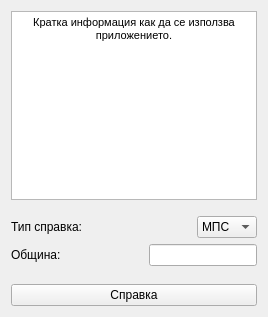
Old version of the form Apollo/apollo.ui in the repository DiMasta/Apollo.
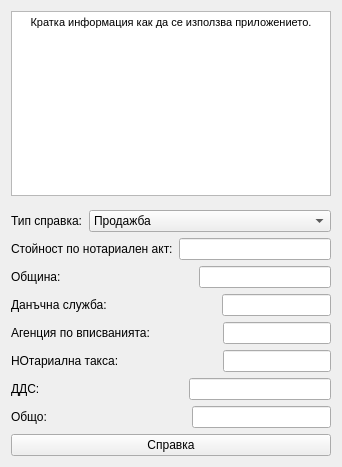
New version of the form.

Patch:
```diff
--- a/Apollo/apollo.ui
+++ b/Apollo/apollo.ui
@@ -7,14 +7,14 @@
     <x>0</x>
     <y>0</y>
     <width>268</width>
-    <height>317</height>
+    <height>467</height>
    </rect>
   </property>
   <property name="windowTitle">
    <string>Apollo</string>
   </property>
   <widget class="QWidget" name="centralWidget">
-   <layout class="QVBoxLayout" name="verticalLayout">
+   <layout class="QVBoxLayout" name="verticalLayout_2">
     <item>
      <widget class="QTextBrowser" name="info_text_box">
       <property name="html">
@@ -63,20 +63,66 @@
       </item>
       <item>
        <widget class="QComboBox" name="check_type">
+        <item>
+         <property name="text">
+          <string>Продажба</string>
+         </property>
+        </item>
+        <item>
+         <property name="text">
+          <string>Заличаване на ипотека</string>
+         </property>
+        </item>
+        <item>
+         <property name="text">
+          <string>Законна ипотека</string>
+         </property>
+        </item>
+        <item>
+         <property name="text">
+          <string>Договорна ипотека</string>
+         </property>
+        </item>
+        <item>
+         <property name="text">
+          <string>Дарения роднини - съребрена линия</string>
+         </property>
+        </item>
+        <item>
+         <property name="text">
+          <string>Дарения роднини - правна линия</string>
+         </property>
+        </item>
+        <item>
+         <property name="text">
+          <string>Дарения несвързани лица</string>
+         </property>
+        </item>
         <item>
          <property name="text">
           <string>МПС</string>
          </property>
         </item>
+       </widget>
+      </item>
+     </layout>
+    </item>
         <item>
+     <layout class="QHBoxLayout" name="horizontalLayout_4">
+      <item>
+       <widget class="QLabel" name="label">
          <property name="text">
-          <string>Имот</string>
-         </property>
-        </item>
+         <string>Стойност по нотариален акт:</string>
+        </property>
        </widget>
       </item>
+      <item>
+       <widget class="QLineEdit" name="lineEdit"/>
+      </item>
      </layout>
     </item>
+    <item>
+     <layout class="QVBoxLayout" name="verticalLayout">
     <item>
      <layout class="QHBoxLayout" name="horizontalLayout_2">
       <item>
@@ -105,17 +151,141 @@
      </layout>
     </item>
     <item>
-     <spacer name="verticalSpacer">
+       <layout class="QHBoxLayout" name="horizontalLayout_5">
+        <item>
+         <widget class="QLabel" name="label_2">
+          <property name="text">
+           <string>Данъчна служба:</string>
+          </property>
+         </widget>
+        </item>
+        <item>
+         <spacer name="horizontalSpacer_4">
       <property name="orientation">
-       <enum>Qt::Vertical</enum>
+           <enum>Qt::Horizontal</enum>
       </property>
       <property name="sizeHint" stdset="0">
        <size>
-        <width>20</width>
-        <height>15</height>
+            <width>40</width>
+            <height>20</height>
        </size>
       </property>
      </spacer>
+        </item>
+        <item>
+         <widget class="QLineEdit" name="lineEdit_2"/>
+        </item>
+       </layout>
+      </item>
+      <item>
+       <layout class="QHBoxLayout" name="horizontalLayout_6">
+        <item>
+         <widget class="QLabel" name="label_3">
+          <property name="text">
+           <string>Агенция по вписванията: </string>
+          </property>
+         </widget>
+        </item>
+        <item>
+         <spacer name="horizontalSpacer_5">
+          <property name="orientation">
+           <enum>Qt::Horizontal</enum>
+          </property>
+          <property name="sizeHint" stdset="0">
+           <size>
+            <width>40</width>
+            <height>20</height>
+           </size>
+          </property>
+         </spacer>
+        </item>
+        <item>
+         <widget class="QLineEdit" name="lineEdit_3"/>
+        </item>
+       </layout>
+      </item>
+      <item>
+       <layout class="QHBoxLayout" name="horizontalLayout_7">
+        <item>
+         <widget class="QLabel" name="label_4">
+          <property name="text">
+           <string>НОтариална такса: </string>
+          </property>
+         </widget>
+        </item>
+        <item>
+         <spacer name="horizontalSpacer_6">
+          <property name="orientation">
+           <enum>Qt::Horizontal</enum>
+          </property>
+          <property name="sizeHint" stdset="0">
+           <size>
+            <width>40</width>
+            <height>20</height>
+           </size>
+          </property>
+         </spacer>
+        </item>
+        <item>
+         <widget class="QLineEdit" name="lineEdit_4"/>
+        </item>
+       </layout>
+      </item>
+      <item>
+       <layout class="QHBoxLayout" name="horizontalLayout_8">
+        <item>
+         <widget class="QLabel" name="label_5">
+          <property name="text">
+           <string>ДДС:</string>
+          </property>
+         </widget>
+        </item>
+        <item>
+         <spacer name="horizontalSpacer_7">
+          <property name="orientation">
+           <enum>Qt::Horizontal</enum>
+          </property>
+          <property name="sizeHint" stdset="0">
+           <size>
+            <width>40</width>
+            <height>20</height>
+           </size>
+          </property>
+         </spacer>
+        </item>
+        <item>
+         <widget class="QLineEdit" name="lineEdit_5"/>
+        </item>
+       </layout>
+      </item>
+      <item>
+       <layout class="QHBoxLayout" name="horizontalLayout_9">
+        <item>
+         <widget class="QLabel" name="label_6">
+          <property name="text">
+           <string>Общо:</string>
+          </property>
+         </widget>
+        </item>
+        <item>
+         <spacer name="horizontalSpacer_8">
+          <property name="orientation">
+           <enum>Qt::Horizontal</enum>
+          </property>
+          <property name="sizeHint" stdset="0">
+           <size>
+            <width>40</width>
+            <height>20</height>
+           </size>
+          </property>
+         </spacer>
+        </item>
+        <item>
+         <widget class="QLineEdit" name="lineEdit_6"/>
+        </item>
+       </layout>
+      </item>
+     </layout>
     </item>
     <item>
      <widget class="QPushButton" name="check_button">
```
Lines whose indentation alone changed are shown as unchanged.
